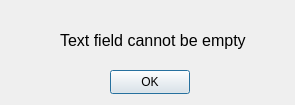
Qt form errorempty.ui (Azuyah/Map-Tool) before a commit.
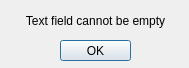
The same form after that commit.

```diff
--- a/errorempty.ui
+++ b/errorempty.ui
@@ -6,8 +6,8 @@
    <rect>
     <x>0</x>
     <y>0</y>
-    <width>295</width>
-    <height>105</height>
+    <width>189</width>
+    <height>68</height>
    </rect>
   </property>
   <property name="maximumSize">
@@ -22,29 +22,32 @@
   <widget class="QLabel" name="label">
    <property name="geometry">
     <rect>
-     <x>60</x>
-     <y>20</y>
-     <width>231</width>
-     <height>41</height>
+     <x>0</x>
+     <y>10</y>
+     <width>191</width>
+     <height>21</height>
     </rect>
    </property>
    <property name="font">
     <font>
      <family>Arial</family>
-     <pointsize>12</pointsize>
+     <pointsize>9</pointsize>
     </font>
    </property>
    <property name="text">
     <string>Text field cannot be empty</string>
    </property>
+   <property name="alignment">
+    <set>Qt::AlignCenter</set>
+   </property>
   </widget>
   <widget class="QPushButton" name="pushButton">
    <property name="geometry">
     <rect>
-     <x>110</x>
-     <y>70</y>
-     <width>80</width>
-     <height>24</height>
+     <x>60</x>
+     <y>40</y>
+     <width>71</width>
+     <height>21</height>
     </rect>
    </property>
    <property name="text">
```
